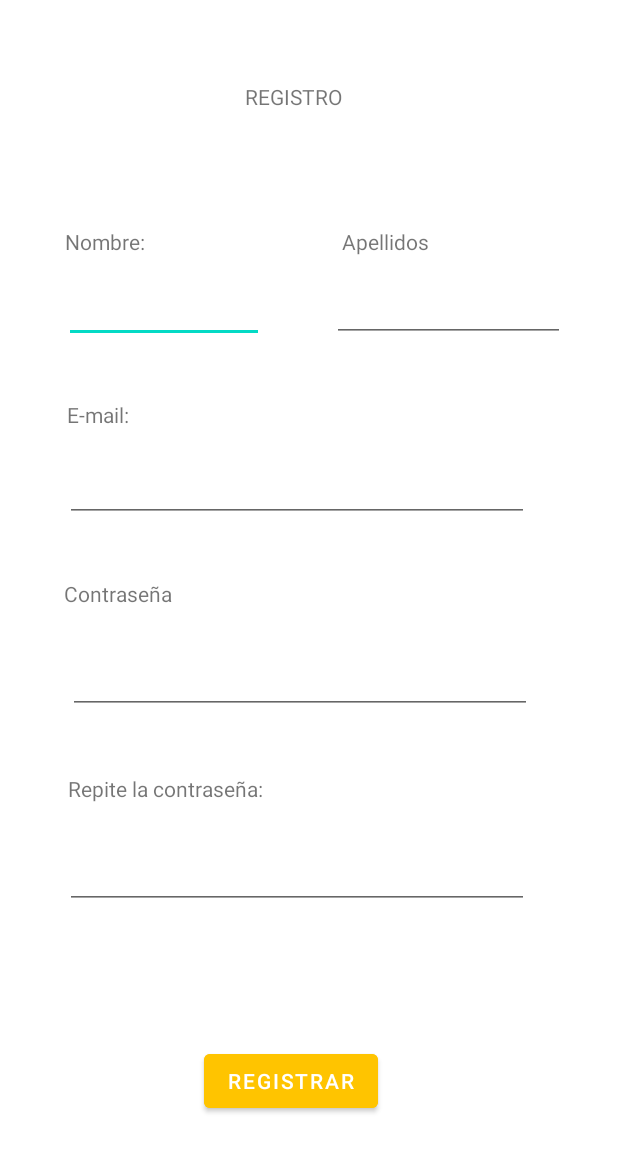
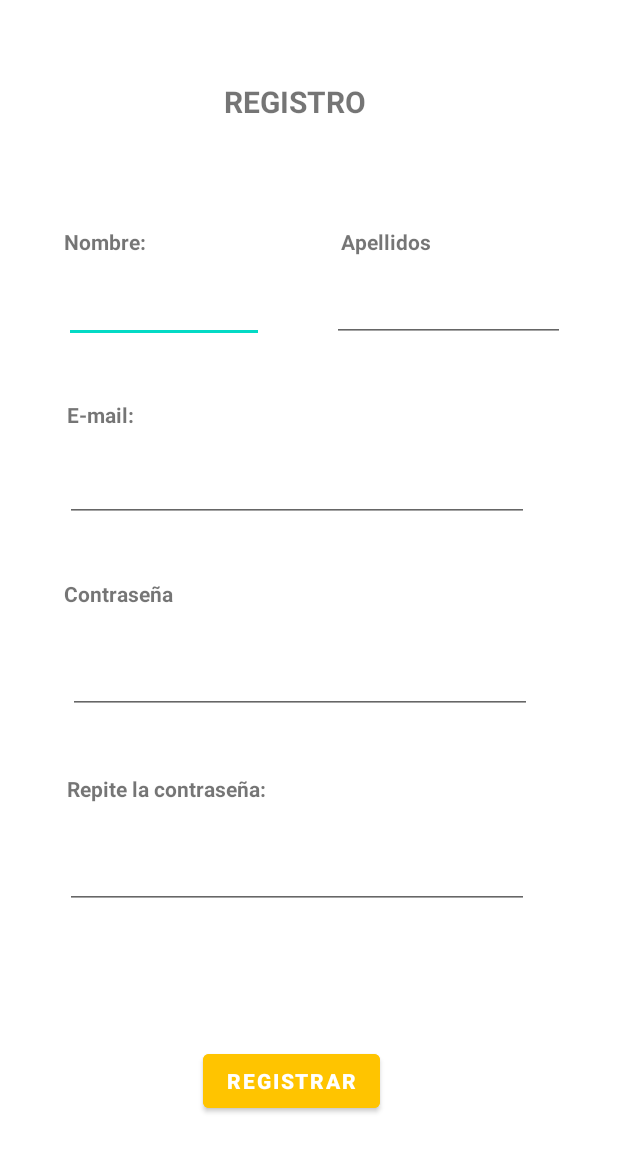
Before and after one commit to RodyArmoa/Grupo3_PMD, an Android app: the RegisterActivity screen opened directly, with no data from a screen before it, on a phone screen of 412 x 824 dp. Shown: the top 1152 px of the screen. Run offline under Robolectric (Android 15) with nearby library versions, the phone set to English and light mode, and no system bars; Roboto replaces fonts that are not available here.

Commit message:
Se ajustan las estilos de letras en los Layout.
Se implementa otro estilo de fondo en la ventana Login.

```diff
--- a/app/src/main/res/layout/activity_register.xml
+++ b/app/src/main/res/layout/activity_register.xml
@@ -77,6 +77,7 @@
         android:layout_height="wrap_content"
         android:backgroundTint="@color/color_amarillo"
         android:text="@string/registrar"
+        android:textStyle="bold"
         app:layout_constraintBottom_toBottomOf="parent"
         app:layout_constraintEnd_toEndOf="parent"
         app:layout_constraintHorizontal_bias="0.46"
@@ -89,6 +90,8 @@
         android:layout_width="wrap_content"
         android:layout_height="wrap_content"
         android:text="@string/titulo_registro"
+        android:textSize="20sp"
+        android:textStyle="bold"
         app:layout_constraintBottom_toBottomOf="parent"
         app:layout_constraintEnd_toEndOf="parent"
         app:layout_constraintHorizontal_bias="0.471"
@@ -101,6 +104,7 @@
         android:layout_width="wrap_content"
         android:layout_height="wrap_content"
         android:text="@string/nombre"
+        android:textStyle="bold"
         app:layout_constraintBottom_toBottomOf="parent"
         app:layout_constraintEnd_toEndOf="parent"
         app:layout_constraintHorizontal_bias="0.12"
@@ -113,6 +117,7 @@
         android:layout_width="wrap_content"
         android:layout_height="wrap_content"
         android:text="@string/apellido1"
+        android:textStyle="bold"
         app:layout_constraintBottom_toBottomOf="parent"
         app:layout_constraintEnd_toEndOf="parent"
         app:layout_constraintHorizontal_bias="0.645"
@@ -125,6 +130,7 @@
         android:layout_width="wrap_content"
         android:layout_height="wrap_content"
         android:text="@string/correo"
+        android:textStyle="bold"
         app:layout_constraintBottom_toBottomOf="parent"
         app:layout_constraintEnd_toEndOf="parent"
         app:layout_constraintHorizontal_bias="0.121"
@@ -137,6 +143,7 @@
         android:layout_width="wrap_content"
         android:layout_height="wrap_content"
         android:text="@string/contraseña"
+        android:textStyle="bold"
         app:layout_constraintBottom_toBottomOf="parent"
         app:layout_constraintEnd_toEndOf="parent"
         app:layout_constraintHorizontal_bias="0.126"
@@ -149,6 +156,7 @@
         android:layout_width="wrap_content"
         android:layout_height="wrap_content"
         android:text="@string/contraseña2"
+        android:textStyle="bold"
         app:layout_constraintBottom_toBottomOf="parent"
         app:layout_constraintEnd_toEndOf="parent"
         app:layout_constraintHorizontal_bias="0.16"
```
Also changed, not shown: app/src/main/res/layout/activity_login.xml (+10 -1 lines), 1 other file.
